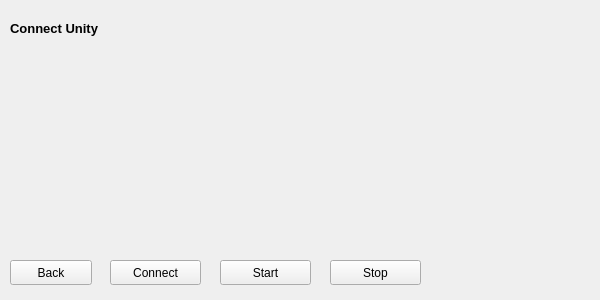
Before: the Qt Designer form lidar_interface/ui/ConnectUnityWindow.ui in chochmun/Multi-2D-LiDAR-Based-3D-Motion-Recognition-With-Deep-Learning, drawn with Qt 5.
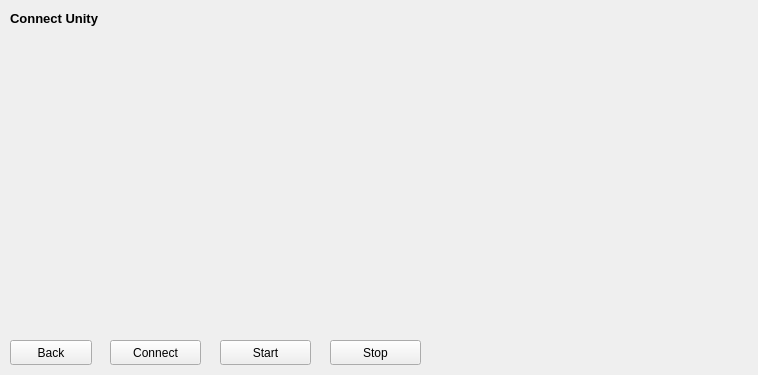
After: the same form once the commit is applied.

What changed in the file:
```diff
--- a/lidar_interface/ui/ConnectUnityWindow.ui
+++ b/lidar_interface/ui/ConnectUnityWindow.ui
@@ -6,8 +6,8 @@
    <rect>
     <x>0</x>
     <y>0</y>
-    <width>600</width>
-    <height>300</height>
+    <width>758</width>
+    <height>375</height>
    </rect>
   </property>
   <property name="windowTitle">
@@ -17,7 +17,7 @@
    <property name="geometry">
     <rect>
      <x>10</x>
-     <y>20</y>
+     <y>10</y>
      <width>201</width>
      <height>16</height>
     </rect>
@@ -38,7 +38,7 @@
    <property name="geometry">
     <rect>
      <x>10</x>
-     <y>260</y>
+     <y>340</y>
      <width>82</width>
      <height>25</height>
     </rect>
@@ -51,7 +51,7 @@
    <property name="geometry">
     <rect>
      <x>110</x>
-     <y>260</y>
+     <y>340</y>
      <width>91</width>
      <height>25</height>
     </rect>
@@ -64,7 +64,7 @@
    <property name="geometry">
     <rect>
      <x>220</x>
-     <y>260</y>
+     <y>340</y>
      <width>91</width>
      <height>25</height>
     </rect>
@@ -77,7 +77,7 @@
    <property name="geometry">
     <rect>
      <x>330</x>
-     <y>260</y>
+     <y>340</y>
      <width>91</width>
      <height>25</height>
     </rect>
```
